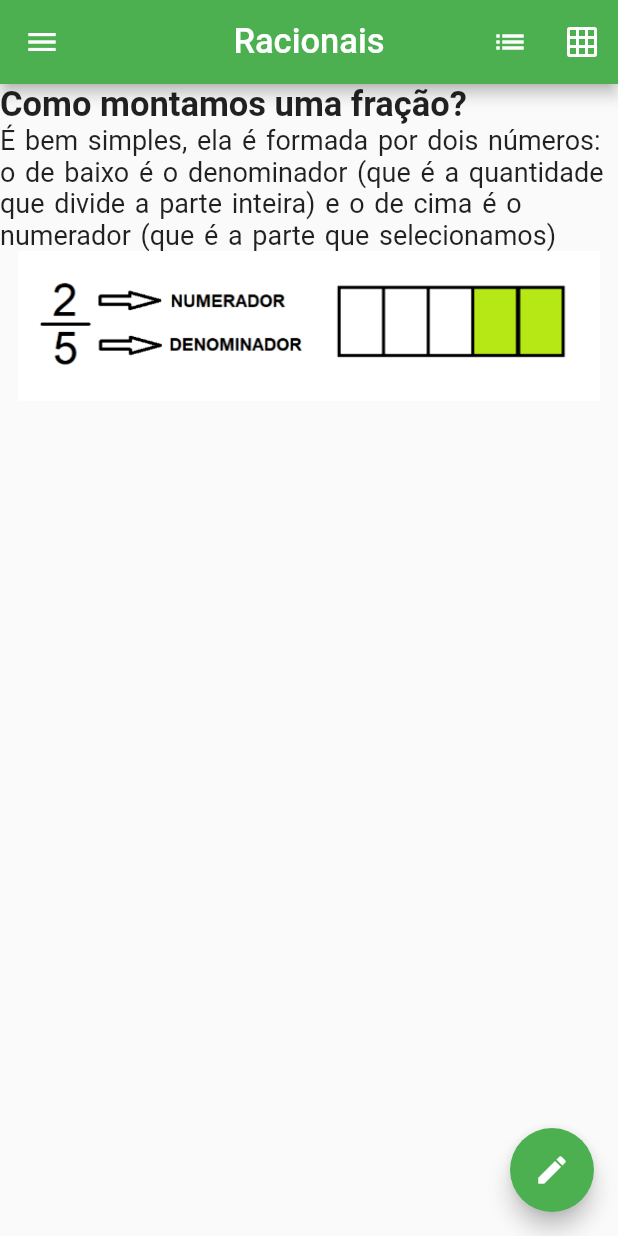
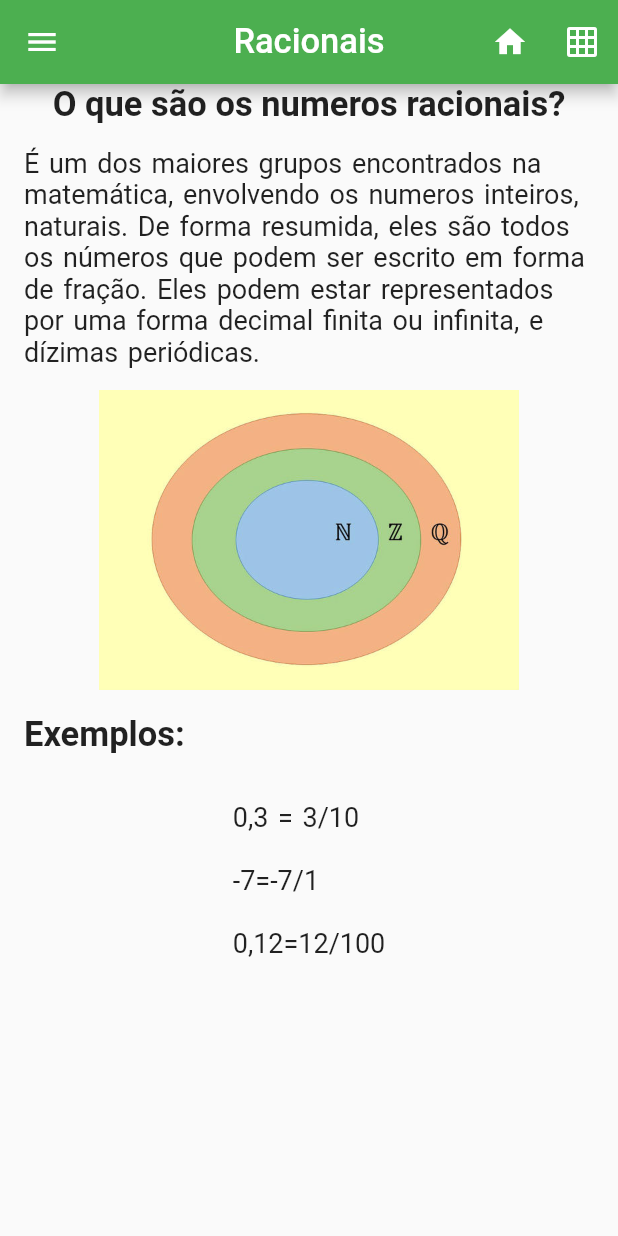
Before and after one commit to MarcosPauloo/RacionaisApp, a Flutter app: the Menu screen opened directly, on a phone screen of 412 x 824 dp. Run offline on Flutter 3.47's test engine with Material 2 defaults, Android fonts, the phone set to English and light mode, and no system bars.

Commit message:
Base Inicial
Home+TelaSelecaoAssuntos+Atividades+AbrirGeoGebra

```diff
--- a/lib/pages/menu.dart
+++ b/lib/pages/menu.dart
@@ -2,8 +2,11 @@ import 'package:flutter/cupertino.dart';
 import 'package:flutter/material.dart';
 import 'package:projeto_racionais/drawerlist.dart';
 import 'package:projeto_racionais/pages/atividades.dart';
+import 'package:projeto_racionais/pages/pagesAssuntos/pageFracao.dart';
+import 'package:projeto_racionais/pages/selecaoAssuntos.dart';
 import 'package:projeto_racionais/utils/nav.dart';
 import 'package:projeto_racionais/widgets/button.dart';
+import 'package:projeto_racionais/widgets/cardSelecao.dart';
 
 class Menu extends StatefulWidget {
   @override
@@ -11,7 +14,7 @@ class Menu extends StatefulWidget {
 }
 
 class _MenuState extends State<Menu> {
-  bool _gridView = true;
+  bool _listView = true;
 
   @override
   Widget build(BuildContext context) {
@@ -25,11 +28,11 @@ class _MenuState extends State<Menu> {
         backgroundColor: Colors.green,
         actions: <Widget>[
           IconButton(
-            icon: Icon(Icons.list),
+            icon: Icon(Icons.home),
             onPressed: () {
-              print("lista");
+              print("home");
               setState(() {
-                _gridView = false;
+                _listView = true;
               });
             },
           ),
@@ -38,7 +41,7 @@ class _MenuState extends State<Menu> {
             onPressed: () {
               print("grid");
               setState(() {
-                _gridView = true;
+                _listView = false;
               });
             },
           ),
@@ -46,30 +49,76 @@ class _MenuState extends State<Menu> {
       ),
       body: _bodyMenu(context),
       drawer: DrawerList(),
-      floatingActionButton: FloatingActionButton(
-          child: Icon(Icons.edit),
-          onPressed: () => _onClickAbrirAtividades(context, Atividades()),
-          backgroundColor: Colors.green),
     );
   }
 
   _bodyMenu(context) {
-    if (_gridView) {
+    if (_listView) {
+      return listViewList();
+    } else {
+      return listViewGrid();
+    }
+  }
+
+  ListView listViewList() {
     return ListView(
       children: <Widget>[
         Container(child: _text1()),
-          Container(child: _text2()),
-          Container(child: _img()),
+        Container(
+            child: Padding(
+          padding: const EdgeInsets.only(top: 15.0, bottom: 15.0),
+          child: _text2(),
+        )),
+        _img(),
+        Container(child: _text1List()),
+        Container(
+            child: Padding(
+          padding: const EdgeInsets.only(top: 15.0, bottom: 15.0),
+          child: _text2List(),
+        )),
+        /*RichText(
+          text: TextSpan(
+            text: 'Hello',
+            style: DefaultTextStyle.of(context).style,
+            children: <TextSpan>[
+              TextSpan(
+                  text: 'bold',
+                  style: TextStyle(fontWeight: FontWeight.bold)),
+              TextSpan(text: 'world!'),
             ],
-      );
-    } else {
-      return ListView(
-        children: <Widget>[
-          Container(child: _text1()),
-          Container(child: _img()),
+          ),
+        )*/
       ],
     );
   }
+
+  listViewGrid() {
+    return Center(
+      child: _gridSelecao(context),
+    );
+  }
+  _gridSelecao(context) {
+    return GridView(
+      gridDelegate:
+          SliverGridDelegateWithFixedCrossAxisCount(crossAxisCount: 3),
+      padding: const EdgeInsets.all(20),
+       children: <Widget>[
+        CardSelecao("Fração","assets/images/ilustracaoFracao.png", PageFracao()),
+        CardSelecao("Números Inteiros", "assets/images/ilustracaoNumerosInteiros.png", Atividades()),
+        CardSelecao("Decimais finitos", "assets/images/divisaoFracao.png", Atividades()),
+        CardSelecao("Dízimas periódicas", "assets/images/ilustracaoDizimasPeriodicas.png", Atividades()),
+        CardSelecao("Assunto 5", "assets/images/divisaoFracao.png", Atividades()),
+        CardSelecao("Assunto 6", "assets/images/divisaoFracao.png", Atividades()),
+        CardSelecao("Assunto 7", "assets/images/divisaoFracao.png", Atividades()),
+        CardSelecao("Assunto 8", "assets/images/divisaoFracao.png", Atividades()),
+        CardSelecao("Assunto 9", "assets/images/divisaoFracao.png", Atividades()),
+      ],
+    );
+  }
+
+  _textTest() {
+    return Material(); //https://api.flutter.dev/flutter/material/Material-class.html
+    //https://medium.com/collabcode/flutter-construindo-uma-linda-aplicação-de-notícias-parte-1-f0cbeecb7ab
   }
 
   _buttons(context) {
@@ -91,32 +140,107 @@ class _MenuState extends State<Menu> {
 
   _img() {
     return Image.asset(
-      "assets/images/explicacao1.png",
-      width: 100,
-      height: 100,
+      "assets/images/representacaoRacionais.png",
+      width: 300,
+      height: 200,
     );
-    //return Image.network("https://cdn.pixabay.com/photo/2012/05/07/15/07/penguin-48559_640.png", width: 100, height: 100);
+  }
+
+  _img2() {
+    return Image.asset(
+      "assets/images/divisaoFracao.png",
+      width: 500,
+      height: 150,
+    );
   }
 
   _text1() {
-    return Text(
-      "Como montamos uma fração?",
+    return Center(
+      child: Text(
+        "O que são os numeros racionais?",
         style: TextStyle(
           fontSize: 23,
           fontStyle: FontStyle.normal,
           fontWeight: FontWeight.bold,
           decorationColor: Colors.black,
         ),
+      ),
     );
   }
 
   _text2() {
-    return Text(
-      "É bem simples, ela é formada por dois números: o de baixo é o denominador (que é a quantidade que divide a parte inteira) e o de cima é o numerador (que é a parte que selecionamos)",
+    return Padding(
+      padding: const EdgeInsets.only(left: 16.0, right: 16.0),
+      child: Center(
+        child: Text(
+          "É um dos maiores grupos encontrados na matemática, envolvendo os numeros inteiros, naturais. De forma resumida, eles são todos os números que podem ser escrito em forma de fração. Eles podem estar representados por uma forma decimal finita ou infinita, e dízimas periódicas.",
           style: TextStyle(
             fontSize: 18,
             wordSpacing: 2,
           ),
+        ),
+      ),
+    );
+  }
+
+  _text1List() {
+    return Padding(
+      padding: const EdgeInsets.all(16.0),
+      child: Text(
+        "Exemplos:",
+        style: TextStyle(
+          fontSize: 23,
+          fontStyle: FontStyle.normal,
+          fontWeight: FontWeight.bold,
+          decorationColor: Colors.black,
+        ),
+      ),
+    );
+  }
+
+  _text2List() {
+    return Padding(
+      padding: const EdgeInsets.only(left: 16.0, right: 16.0),
+      child: Center(
+        child: Text(
+          "0,3 = 3/10\n\n-7=-7/1\n\n0,12=12/100",
+          style: TextStyle(
+            fontSize: 18,
+            wordSpacing: 2,
+          ),
+        ),
+      ),
+    );
+  }
+
+  _card() {
+    return Center(
+      child: Card(
+        child: InkWell(
+          splashColor: Colors.blue.withAlpha(30),
+          onTap: () {
+            print("Card tapped");
+          },
+          child: Container(
+            child: Text("aaaaaaa"),
+            width: 300,
+            height: 100,
+          ),
+        ),
+      ),
+    );
+  }
+
+  _richText() {
+    return RichText(
+      text: TextSpan(
+        text: 'Hello',
+        style: DefaultTextStyle.of(context).style,
+        children: <TextSpan>[
+          TextSpan(text: 'bold', style: TextStyle(fontWeight: FontWeight.bold)),
+          TextSpan(text: 'world!'),
+        ],
+      ),
     );
   }
 }
--- a/pubspec.yaml
+++ b/pubspec.yaml
@@ -17,6 +17,7 @@ environment:
   sdk: ">=2.1.0 <3.0.0"
 
 dependencies:
+  url_launcher: ^5.5.0
   flutter:
     sdk: flutter
 
--- /dev/null
+++ b/texto.txt
@@ -0,0 +1 @@
+Nomes dos topicos:
```
Also changed, not shown: lib/main.dart (+12 -0 lines), lib/pages/atividades.dart (+60 -11 lines), lib/pages/pagAssuntos.dart (added, +14 -0 lines), lib/pages/pagesAssuntos/pageFracao.dart (added, +101 -0 lines), lib/pages/selecaoAssuntos.dart (added, +66 -0 lines), lib/widgets/cardSelecao.dart (added, +77 -0 lines), assets/images/divisaoFracao.png (added), assets/images/ilustracaoDizimasPeriodicas.png (added), assets/images/ilustracaoFracao.png (added), assets/images/ilustracaoNumerosInteiros.png (added), assets/images/representacaoRacionais.png (added), pubspec.lock. Lines whose indentation alone changed are shown as unchanged.
